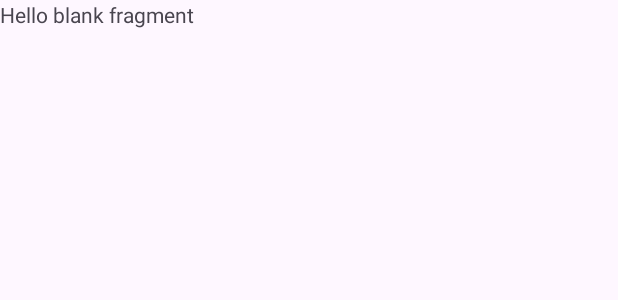
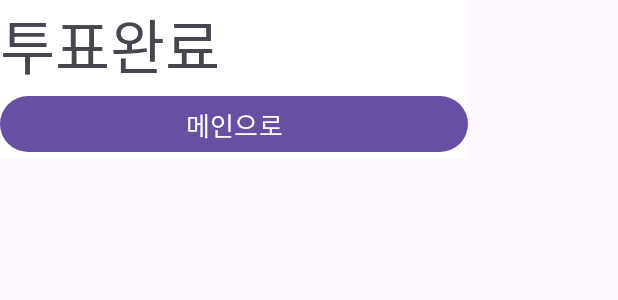
Before and after one commit to jukang3570/mobileprogrammingproject, an Android app: the layout fragment_vote_result.xml on its own in the app's theme, with its tools: preview values and no code run, on a phone screen of 412 x 824 dp. Shown: the top 300 px of the screen. Run offline under Robolectric (Android 15) with nearby library versions, the phone set to English and light mode, and no system bars.

Commit message:
merge_mainpage

```diff
--- a/app/src/main/java/com/example/projec7/address.java
+++ b/app/src/main/java/com/example/projec7/address.java
@@ -2,6 +2,8 @@ package com.example.projec7;
 
 public class address {
     String name;
+
+
 
     public address(String name){
         this.name=name;
--- a/app/src/main/res/layout/fragment_vote_result.xml
+++ b/app/src/main/res/layout/fragment_vote_result.xml
@@ -1,14 +1,30 @@
 <?xml version="1.0" encoding="utf-8"?>
-<FrameLayout xmlns:android="http://schemas.android.com/apk/res/android"
+<LinearLayout
+    xmlns:android="http://schemas.android.com/apk/res/android"
     xmlns:tools="http://schemas.android.com/tools"
-    android:layout_width="match_parent"
-    android:layout_height="match_parent"
+    xmlns:app="http://schemas.android.com/apk/res-auto"
+    android:id="@+id/resultLayout"
+    android:layout_width="wrap_content"
+    android:layout_height="wrap_content"
+    android:background="@android:color/white"
+    android:gravity="center"
+    android:orientation="vertical"
     tools:context=".voteResult">
 
-    <!-- TODO: Update blank fragment layout -->
+
     <TextView
         android:layout_width="match_parent"
-        android:layout_height="match_parent"
-        android:text="@string/hello_blank_fragment" />
+        android:layout_height="wrap_content"
+        android:text="투표완료"
+        android:textSize="40sp"
+    />
 
-</FrameLayout>
+    <Button
+        android:id="@+id/button"
+        android:layout_width="312dp"
+        android:layout_height="45dp"
+        android:layout_gravity="center"
+        android:text="메인으로"
+        android:textSize="17dp" />
+
+</LinearLayout>
--- a/app/src/main/res/layout/fragment_water_car.xml
+++ b/app/src/main/res/layout/fragment_water_car.xml
@@ -6,8 +6,7 @@
     android:id="@+id/mainLayout"
     android:layout_width="match_parent"
     android:layout_height="match_parent"
-    tools:context=".WaterCarFragment"
-    android:onClick="hideKeyboard">
+    tools:context=".WaterCarFragment">
 
 
     <LinearLayout
--- a/app/src/main/res/values/string.xml
+++ b/app/src/main/res/values/string.xml
@@ -1,5 +1,5 @@
 <resources>
     <string name="my_unique_app_name">projec7</string>
     <!-- TODO: Remove or change this placeholder text -->
-    <string name="hello_blank_fragment">Hello blank fragment</string>
+    <string name="hello">Hello blank fragment</string>
 </resources>
--- a/app/src/main/res/values/strings.xml
+++ b/app/src/main/res/values/strings.xml
@@ -1,4 +1,6 @@
 <resources>
     <!-- TODO: Remove or change this placeholder text -->
     <string name="hello_blank">Hello blank fragment</string>
+    <!-- TODO: Remove or change this placeholder text -->
+    <string name="hello_blank_fragment">Hello blank fragment</string>
 </resources>
```
Also changed, not shown: app/src/main/java/com/example/projec7/DBHelper.java (+65 -6 lines), app/src/main/java/com/example/projec7/HomeFragment.java (+72 -44 lines), app/src/main/java/com/example/projec7/WaterCarFragment.java (+7 -7 lines), app/src/main/java/com/example/projec7/voteResult.java (+17 -48 lines), app/src/main/res/layout/fragment_home.xml (+13 -13 lines).
